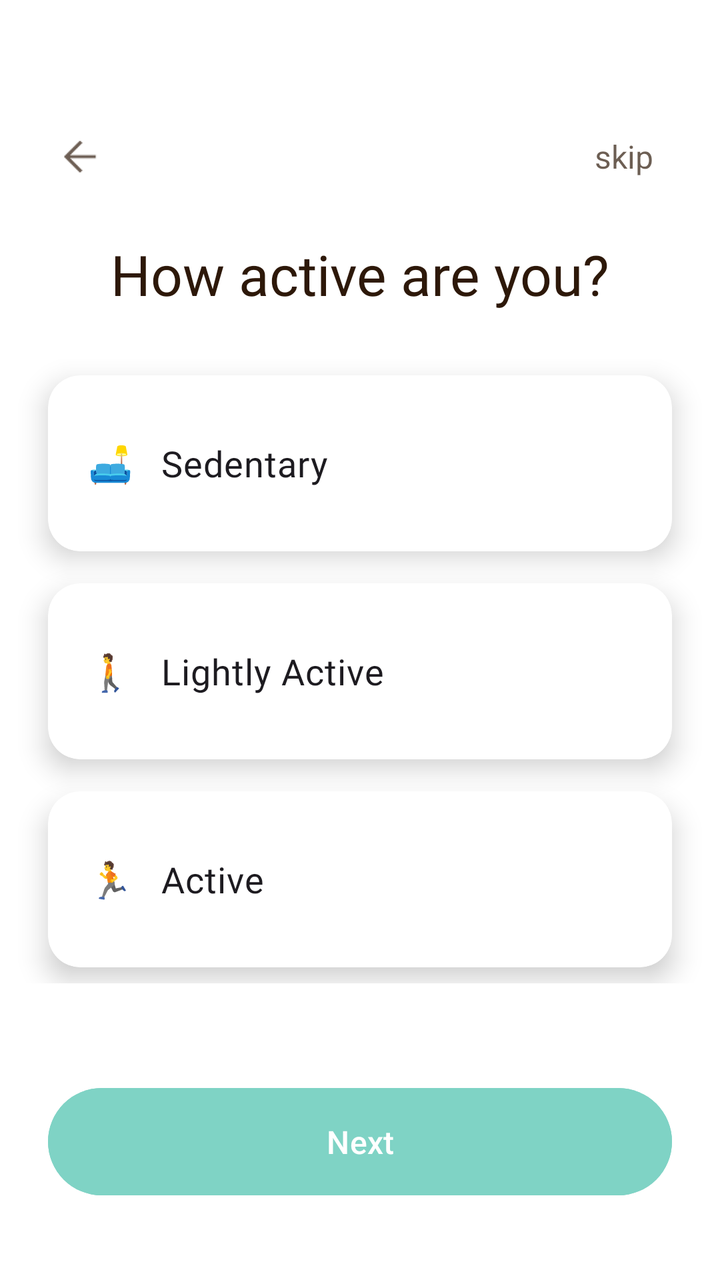
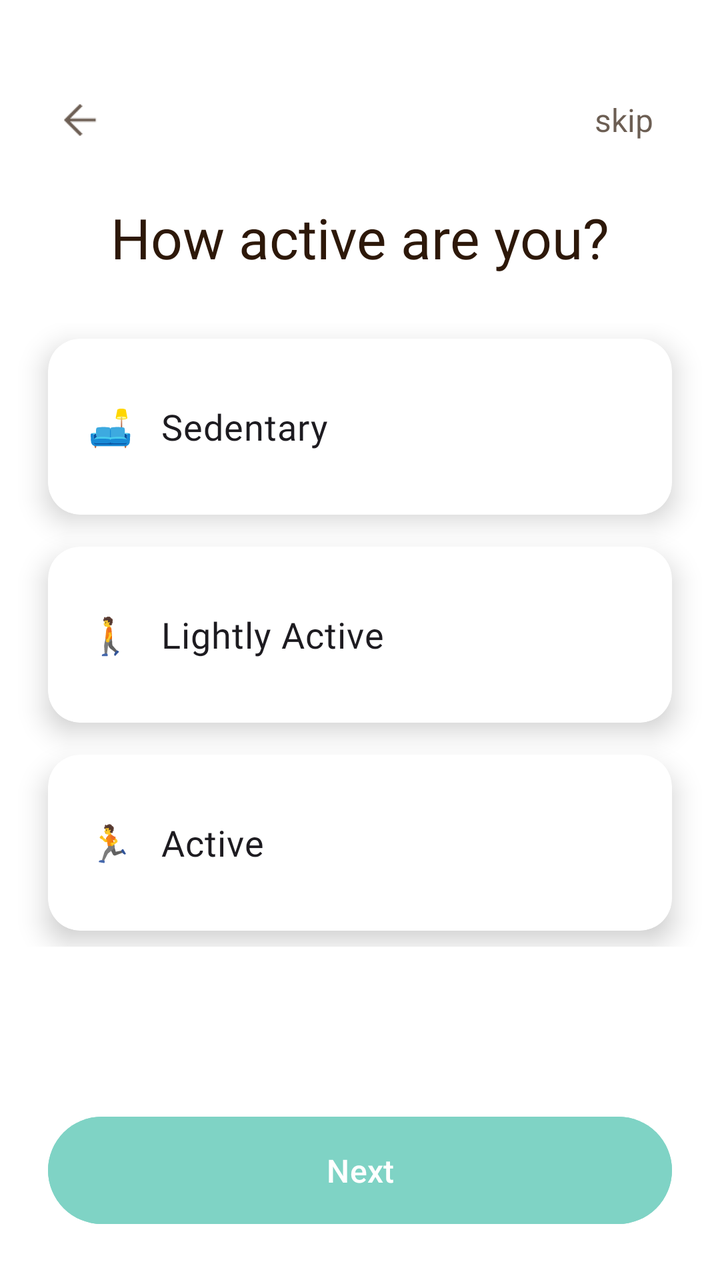

Screens rendered from an Android XML layout before and after an edit, with the pre-edit source and the edit as a unified diff.
<!-- AndroidManifest.xml: application theme Theme.Nutriority -->
<!-- res/layout/fragment_third_screen.xml -->
<androidx.constraintlayout.widget.ConstraintLayout xmlns:android="http://schemas.android.com/apk/res/android"
    xmlns:app="http://schemas.android.com/apk/res-auto"
    xmlns:tools="http://schemas.android.com/tools"
    android:layout_width="match_parent"
    android:layout_height="match_parent"
    android:background="@android:color/transparent"
    tools:context=".onboarding.screens.ThirdScreen">

    
    <androidx.constraintlayout.widget.Guideline
        android:id="@+id/top_guideline"
        android:layout_width="wrap_content"
        android:layout_height="wrap_content"
        android:orientation="horizontal"
        app:layout_constraintGuide_percent="0.06" />

    <androidx.constraintlayout.widget.Guideline
        android:id="@+id/bottom_guideline"
        android:layout_width="wrap_content"
        android:layout_height="wrap_content"
        android:orientation="horizontal"
        app:layout_constraintGuide_percent="0.94" />

    <ImageView
        android:id="@+id/backButton"
        android:layout_width="32dp"
        android:layout_height="32dp"
        android:layout_marginStart="24dp"
        android:alpha="0.7"
        android:clickable="true"
        android:contentDescription="action_back"
        android:focusable="true"
        android:padding="4dp"
        android:src="@drawable/ic_arrow_back"
        app:layout_constraintBottom_toTopOf="@+id/titleTextView"
        app:layout_constraintStart_toStartOf="parent"
        app:layout_constraintTop_toTopOf="@id/top_guideline"
        app:tint="@color/dark_gray"
        tools:ignore="TouchTargetSizeCheck" />

    <TextView
        android:id="@+id/skipButton"
        android:layout_width="wrap_content"
        android:layout_height="32dp"
        android:layout_marginEnd="24dp"
        android:alpha="0.7"
        android:clickable="true"
        android:focusable="true"
        android:gravity="center"
        android:minWidth="48dp"
        android:paddingHorizontal="8dp"
        android:text="skip"
        android:textColor="@color/dark_gray"
        android:textSize="16sp"
        app:layout_constraintBottom_toBottomOf="@+id/backButton"
        app:layout_constraintEnd_toEndOf="parent"
        app:layout_constraintTop_toTopOf="@+id/backButton"
        tools:ignore="TouchTargetSizeCheck" />

    <TextView
        android:id="@+id/titleTextView"
        android:layout_width="0dp"
        android:layout_height="wrap_content"
        android:layout_marginHorizontal="24dp"
        android:layout_marginTop="80dp"
        android:fontFamily="@font/barlow_bold"
        android:gravity="center_horizontal"
        android:text="How active are you?"
        android:textColor="@color/dark_gray"
        android:textSize="28sp"
        app:layout_constraintEnd_toEndOf="parent"
        app:layout_constraintStart_toStartOf="parent"
        app:layout_constraintTop_toTopOf="@id/top_guideline" />

    <ScrollView
        android:layout_width="0dp"
        android:layout_height="0dp"
        android:layout_marginTop="24dp"
        android:layout_marginBottom="16dp"
        android:fillViewport="true"
        android:scrollbars="none"
        app:layout_constraintTop_toBottomOf="@id/titleTextView"
        app:layout_constraintBottom_toTopOf="@id/nextButton"
        app:layout_constraintStart_toStartOf="parent"
        app:layout_constraintEnd_toEndOf="parent">

        
        
        <LinearLayout
            android:id="@+id/radioGroupContainer"
            android:layout_width="match_parent"
            android:layout_height="wrap_content"
            android:orientation="vertical"
            android:animateLayoutChanges="false">

            
            <RadioGroup
                android:id="@+id/lifestyleRadioGroup"
                android:layout_width="match_parent"
                android:layout_height="wrap_content"
                android:orientation="vertical">

                
                <com.google.android.material.card.MaterialCardView
                    android:id="@+id/sedentaryCard"
                    android:layout_width="match_parent"
                    android:layout_height="wrap_content"
                    android:layout_marginHorizontal="24dp"
                    android:layout_marginVertical="8dp"
                    android:checkable="true"
                    android:clickable="true"
                    android:focusable="true"
                    app:cardBackgroundColor="@android:color/white"
                    app:cardCornerRadius="16dp"
                    app:cardElevation="8dp"
                    app:strokeColor="@color/card_border_color"
                    app:strokeWidth="2dp">

                    <LinearLayout
                        android:layout_width="match_parent"
                        android:layout_height="wrap_content"
                        android:orientation="vertical"
                        android:padding="20dp">

                        <RadioButton
                            android:id="@+id/radioSedentary"
                            android:layout_width="match_parent"
                            android:layout_height="wrap_content"
                            android:background="@null"
                            android:button="@null"
                            android:clickable="false"
                            android:fontFamily="@font/barlow_semibold"
                            android:text="🛋️   Sedentary "
                            android:textSize="18sp" />

                        <TextView
                            android:id="@+id/sedentaryDescription"
                            android:layout_width="match_parent"
                            android:layout_height="wrap_content"
                            android:layout_marginStart="34dp"
                            android:layout_marginTop="4dp"
                            android:text="Little to no exercise"
                            android:textColor="@color/white"
                            android:textSize="14sp"
                            android:visibility="gone"
                            tools:visibility="visible" />
                    </LinearLayout>
                </com.google.android.material.card.MaterialCardView>

                <com.google.android.material.card.MaterialCardView
                    android:id="@+id/lightlyActiveCard"
                    android:layout_width="match_parent"
                    android:layout_height="wrap_content"
                    android:layout_marginHorizontal="24dp"
                    android:layout_marginVertical="8dp"
                    android:checkable="true"
                    android:clickable="true"
                    android:focusable="true"
                    app:cardBackgroundColor="@android:color/white"
                    app:cardCornerRadius="16dp"
                    app:cardElevation="8dp"
                    app:strokeColor="@color/card_border_color"
                    app:strokeWidth="2dp">

                    <LinearLayout
                        android:layout_width="match_parent"
                        android:layout_height="wrap_content"
                        android:orientation="vertical"
                        android:padding="20dp">

                        <RadioButton
                            android:id="@+id/radioLightlyActive"
                            android:layout_width="match_parent"
                            android:layout_height="wrap_content"
                            android:background="@null"
                            android:button="@null"
                            android:clickable="false"
                            android:fontFamily="@font/barlow_semibold"
                            android:text="🚶   Lightly Active "
                            android:textSize="18sp" />

                        <TextView
                            android:id="@+id/lightlyActiveDescription"
                            android:layout_width="match_parent"
                            android:layout_height="wrap_content"
                            android:layout_marginStart="34dp"
                            android:layout_marginTop="4dp"
                            android:text="Exercise 1-3 days/week"
                            android:textColor="@color/white"
                            android:textSize="14sp"
                            android:visibility="gone"
                            tools:visibility="visible"/>
                    </LinearLayout>
                </com.google.android.material.card.MaterialCardView>

                <com.google.android.material.card.MaterialCardView
                    android:id="@+id/activeCard"
                    android:layout_width="match_parent"
                    android:layout_height="wrap_content"
                    android:layout_marginHorizontal="24dp"
                    android:layout_marginVertical="8dp"
                    android:checkable="true"
                    android:clickable="true"
                    android:focusable="true"
                    app:cardBackgroundColor="@android:color/white"
                    app:cardCornerRadius="16dp"
                    app:cardElevation="8dp"
                    app:strokeColor="@color/card_border_color"
                    app:strokeWidth="2dp">

                    <LinearLayout
                        android:layout_width="match_parent"
                        android:layout_height="wrap_content"
                        android:orientation="vertical"
                        android:padding="20dp">

                        <RadioButton
                            android:id="@+id/radioActive"
                            android:layout_width="match_parent"
                            android:layout_height="wrap_content"
                            android:background="@null"
                            android:button="@null"
                            android:clickable="false"
                            android:fontFamily="@font/barlow_semibold"
                            android:text="🏃‍   Active ️"
                            android:textSize="18sp" />

                        <TextView
                            android:id="@+id/activeDescription"
                            android:layout_width="match_parent"
                            android:layout_height="wrap_content"
                            android:layout_marginStart="34dp"
                            android:layout_marginTop="4dp"
                            android:text="Exercise 3-5 days/week"
                            android:textColor="@color/white"
                            android:textSize="14sp"
                            android:visibility="gone"
                            tools:visibility="visible"/>
                    </LinearLayout>
                </com.google.android.material.card.MaterialCardView>


            </RadioGroup>

        </LinearLayout>

    </ScrollView>

    <Button
        android:id="@+id/nextButton"
        style="@style/Widget.Material3.Button"
        android:layout_width="0dp"
        android:layout_height="wrap_content"
        android:layout_marginHorizontal="24dp"
        android:backgroundTint="@color/green"
        android:paddingVertical="16dp"
        android:text="@string/action_next"
        android:textSize="16sp"
        android:textColor="@color/white"
        android:enabled="false"
        android:alpha="0.5"
        app:layout_constraintBottom_toBottomOf="@id/bottom_guideline"
        app:layout_constraintEnd_toEndOf="parent"
        app:layout_constraintStart_toStartOf="parent" />

</androidx.constraintlayout.widget.ConstraintLayout>
<!-- resources referenced by this layout -->
<resources>
  <color name="dark_gray">#2d1809</color>
  <color name="green">#00A78B</color>
  <color name="white">#FFFFFFFF</color>
  <!-- drawable ic_arrow_back: png bitmap (drawable, 588 bytes) -->
  <string name="action_next">Next</string>
  <style name="Theme.Nutriority" parent="Base.Theme.Nutriority" />
  <style name="Base.Theme.Nutriority" parent="Theme.Material3.Light.NoActionBar">
          <item name="android:windowBackground">@android:color/white</item>
      </style>
</resources>

<!-- the commit's change to res/layout/fragment_third_screen.xml (unified diff, before → after) -->
@@ -3,23 +3,12 @@
     xmlns:tools="http://schemas.android.com/tools"
     android:layout_width="match_parent"
     android:layout_height="match_parent"
+    android:paddingTop="20dp"
+    android:paddingBottom="24dp"
     android:background="@android:color/transparent"
     tools:context=".onboarding.screens.ThirdScreen">
 
     
-    <androidx.constraintlayout.widget.Guideline
-        android:id="@+id/top_guideline"
-        android:layout_width="wrap_content"
-        android:layout_height="wrap_content"
-        android:orientation="horizontal"
-        app:layout_constraintGuide_percent="0.06" />
-
-    <androidx.constraintlayout.widget.Guideline
-        android:id="@+id/bottom_guideline"
-        android:layout_width="wrap_content"
-        android:layout_height="wrap_content"
-        android:orientation="horizontal"
-        app:layout_constraintGuide_percent="0.94" />
 
     <ImageView
         android:id="@+id/backButton"
@@ -34,7 +23,7 @@
         android:src="@drawable/ic_arrow_back"
         app:layout_constraintBottom_toTopOf="@+id/titleTextView"
         app:layout_constraintStart_toStartOf="parent"
-        app:layout_constraintTop_toTopOf="@id/top_guideline"
+        app:layout_constraintTop_toTopOf="parent"
         app:tint="@color/dark_gray"
         tools:ignore="TouchTargetSizeCheck" />
 
@@ -70,7 +59,7 @@
         android:textSize="28sp"
         app:layout_constraintEnd_toEndOf="parent"
         app:layout_constraintStart_toStartOf="parent"
-        app:layout_constraintTop_toTopOf="@id/top_guideline" />
+        app:layout_constraintTop_toTopOf="parent" />
 
     <ScrollView
         android:layout_width="0dp"
@@ -259,7 +248,7 @@
         android:textColor="@color/white"
         android:enabled="false"
         android:alpha="0.5"
-        app:layout_constraintBottom_toBottomOf="@id/bottom_guideline"
+        app:layout_constraintBottom_toBottomOf="parent"
         app:layout_constraintEnd_toEndOf="parent"
         app:layout_constraintStart_toStartOf="parent" />
 
